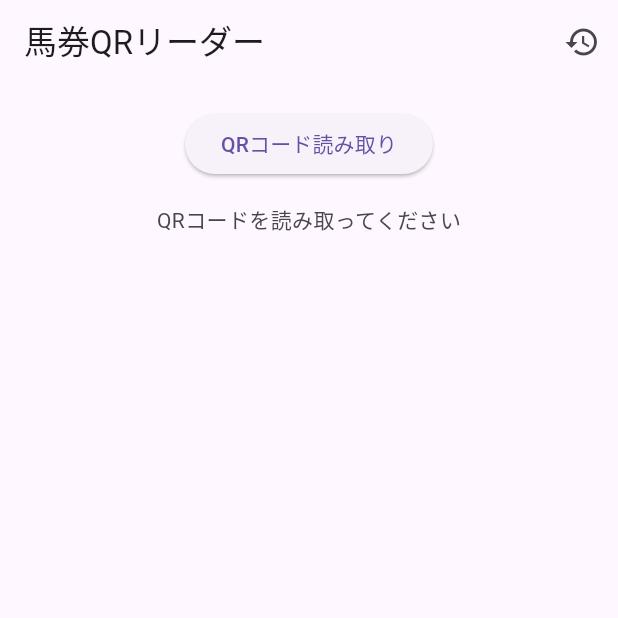
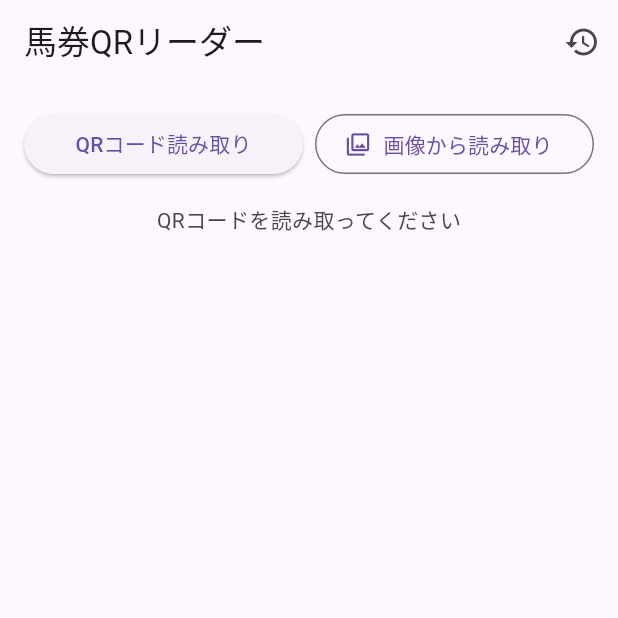
Before and after one commit to strangerxxxx/horceracing_ticket_qr_reader, a Flutter app: the screen it shows after launch, on a phone screen of 412 x 824 dp, the top half of it. Run offline on Flutter 3.47's test engine with Material 3 defaults, Android fonts, the phone set to English and light mode, and no system bars; our stand-ins replace image_picker; missing offline and left inert: mobile_scanner.

Commit message:
保存されている画像からの QR 読み取りに対応

```diff
--- a/lib/main.dart
+++ b/lib/main.dart
@@ -50,9 +50,11 @@ class MyHomePage extends StatefulWidget {
 class _MyHomePageState extends State<MyHomePage> {
   Map<String, dynamic>? parsedResult;
 
-  void _openQRScanner() async {
+  void _openQRScanner({bool openGalleryOnStart = false}) async {
     final result = await Navigator.of(context).push<Map<String, dynamic>>(
-      MaterialPageRoute(builder: (_) => const QRScannerPage()),
+      MaterialPageRoute(
+        builder: (_) => QRScannerPage(openGalleryOnStart: openGalleryOnStart),
+      ),
     );
 
     if (result != null) {
@@ -86,9 +88,23 @@ class _MyHomePageState extends State<MyHomePage> {
         padding: const EdgeInsets.all(16.0),
         child: Column(
           children: [
-            ElevatedButton(
-              onPressed: _openQRScanner,
-              child: const Text("QRコード読み取り"),
+            Row(
+              children: [
+                Expanded(
+                  child: ElevatedButton(
+                    onPressed: () => _openQRScanner(),
+                    child: const Text("QRコード読み取り"),
+                  ),
+                ),
+                const SizedBox(width: 8),
+                Expanded(
+                  child: OutlinedButton.icon(
+                    onPressed: () => _openQRScanner(openGalleryOnStart: true),
+                    icon: const Icon(Icons.photo_library_outlined),
+                    label: const Text("画像から読み取り"),
+                  ),
+                ),
+              ],
             ),
             const SizedBox(height: 16),
             Expanded(
--- a/pubspec.yaml
+++ b/pubspec.yaml
@@ -16,7 +16,7 @@ publish_to: "none" # Remove this line if you wish to publish to pub.dev
 # https://developer.apple.com/library/archive/documentation/General/Reference/InfoPlistKeyReference/Articles/CoreFoundationKeys.html
 # In Windows, build-name is used as the major, minor, and patch parts
 # of the product and file versions while build-number is used as the build suffix.
-version: 0.3.2
+version: 0.4.0
 
 environment:
   sdk: ^3.8.1
@@ -39,6 +39,7 @@ dependencies:
   mobile_scanner: ^7.4.0
   url_launcher: ^6.3.1
   http: ^1.6.0
+  image_picker: ^1.2.3
 dev_dependencies:
   flutter_test:
     sdk: flutter
```
Also changed, not shown: lib/qr_scanner_page.dart (+101 -8 lines), pubspec.lock, 7 other files.
